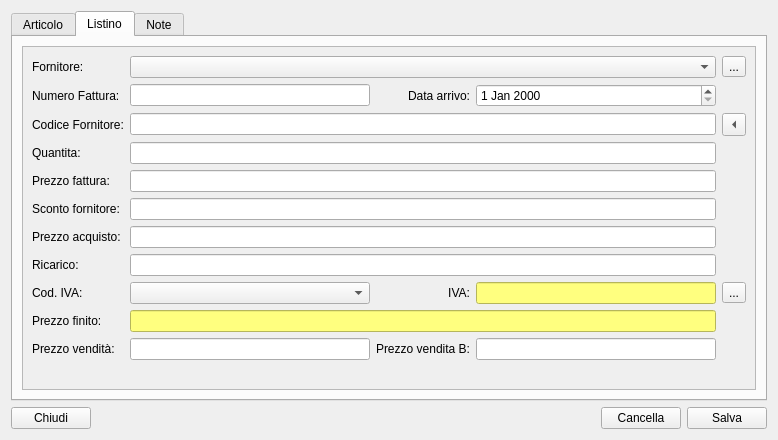
kvsd/Gestionale, file moduleMagazzino/articolodialog.ui: the form before one commit.
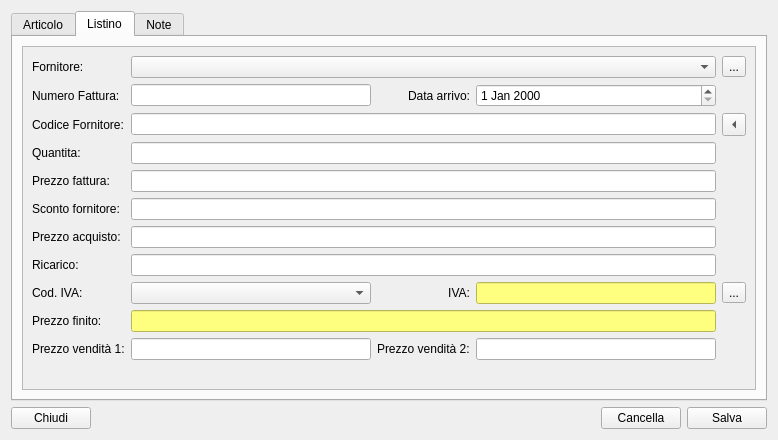
The form after the commit. The open tabs and pages were chosen to show the change.

Commit message: Refactoring classe ArticoloDialog.

Patch:
```diff
--- a/moduleMagazzino/articolodialog.ui
+++ b/moduleMagazzino/articolodialog.ui
@@ -386,7 +386,7 @@
              <item row="11" column="0">
               <widget class="QLabel" name="label_24">
                <property name="text">
-                <string>Prezzo vendità:</string>
+                <string>Prezzo vendità 1:</string>
                </property>
                <property name="buddy">
                 <cstring>le_prezzo_vendita</cstring>
@@ -406,7 +406,7 @@
              <item row="11" column="2">
               <widget class="QLabel" name="label_22">
                <property name="text">
-                <string>Prezzo vendita B:</string>
+                <string>Prezzo vendità 2:</string>
                </property>
                <property name="buddy">
                 <cstring>le_prezzo_venditaB</cstring>
```
Left out of the diff: 218 changed lines with no effect on the pictures. The commit also changes 1 other file.
